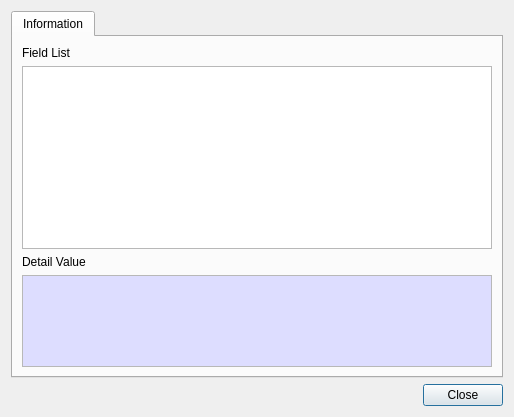
Before: the Qt Designer form BerEditor/cert_info_dlg.ui in jykim74/BerEditor, drawn with Qt 5.
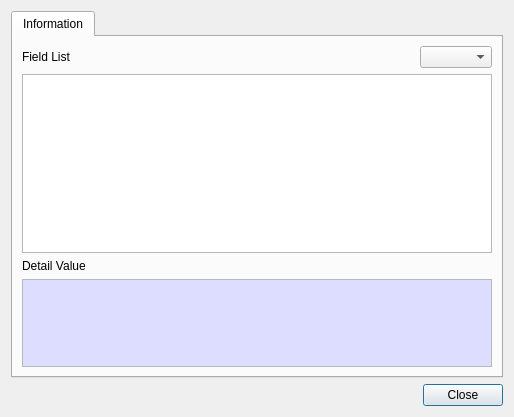
After: the same form once the commit is applied.

Diff of the .ui file:
```diff
--- a/BerEditor/cert_info_dlg.ui
+++ b/BerEditor/cert_info_dlg.ui
@@ -24,24 +24,7 @@
        <string>Information</string>
       </attribute>
       <layout class="QGridLayout" name="gridLayout_2">
-       <item row="0" column="0">
-        <widget class="QLabel" name="label">
-         <property name="text">
-          <string>Field List</string>
-         </property>
-        </widget>
-       </item>
-       <item row="1" column="0">
-        <widget class="QTableWidget" name="mFieldTable"/>
-       </item>
-       <item row="2" column="0">
-        <widget class="QLabel" name="label_2">
-         <property name="text">
-          <string>Detail Value</string>
-         </property>
-        </widget>
-       </item>
-       <item row="3" column="0">
+       <item row="4" column="0">
         <widget class="QPlainTextEdit" name="mDetailText">
          <property name="maximumSize">
           <size>
@@ -91,6 +74,46 @@
          </property>
         </widget>
        </item>
+       <item row="3" column="0">
+        <widget class="QLabel" name="label_2">
+         <property name="text">
+          <string>Detail Value</string>
+         </property>
+        </widget>
+       </item>
+       <item row="2" column="0">
+        <widget class="QTableWidget" name="mFieldTable"/>
+       </item>
+       <item row="0" column="0">
+        <layout class="QGridLayout" name="gridLayout_3">
+         <property name="topMargin">
+          <number>0</number>
+         </property>
+         <item row="0" column="0">
+          <widget class="QLabel" name="label">
+           <property name="text">
+            <string>Field List</string>
+           </property>
+          </widget>
+         </item>
+         <item row="0" column="2">
+          <widget class="QComboBox" name="mFieldTypeCombo"/>
+         </item>
+         <item row="0" column="1">
+          <spacer name="horizontalSpacer_2">
+           <property name="orientation">
+            <enum>Qt::Horizontal</enum>
+           </property>
+           <property name="sizeHint" stdset="0">
+            <size>
+             <width>40</width>
+             <height>20</height>
+            </size>
+           </property>
+          </spacer>
+         </item>
+        </layout>
+       </item>
       </layout>
      </widget>
     </widget>
```
